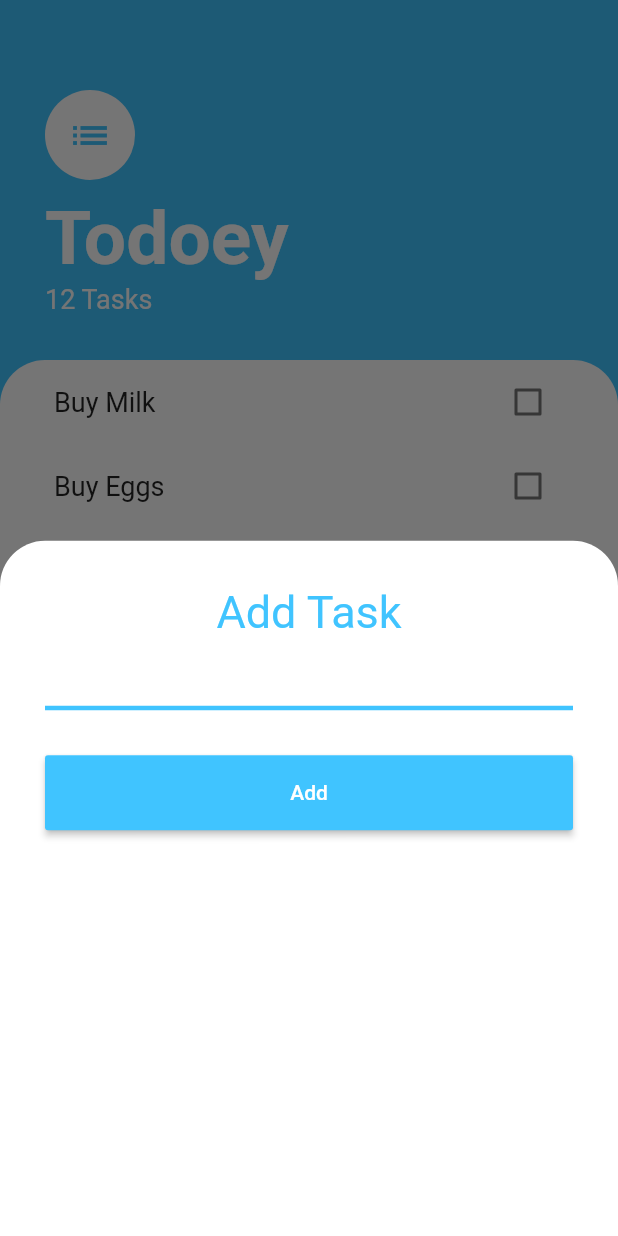
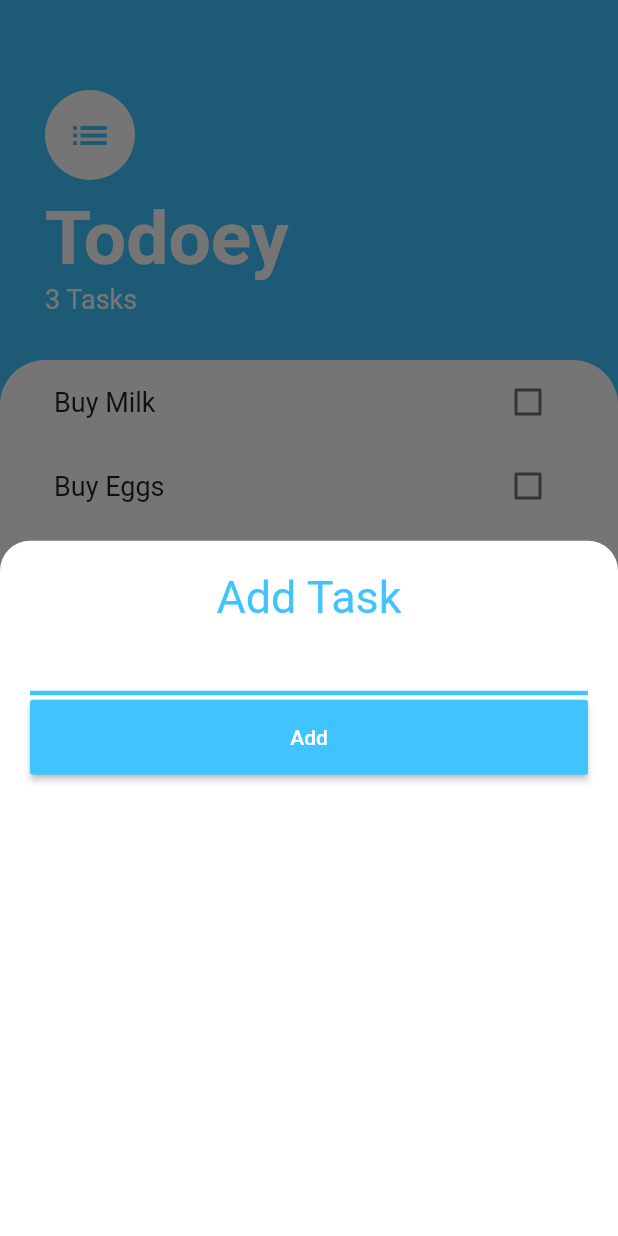
Before and after one commit to jacob1710/todoey_flutter, a Flutter app: the screen it shows after launch, after a tap on the "add" icon, on a phone screen of 412 x 824 dp. Run offline on Flutter 3.47's test engine with Material 2 defaults, Android fonts, the phone set to English and light mode, and no system bars.

Commit message:
add task adding functionality

```diff
--- a/lib/screens/add_task_screen.dart
+++ b/lib/screens/add_task_screen.dart
@@ -1,21 +1,26 @@
 import 'package:flutter/material.dart';
+import 'package:todoey_flutter/models/task.dart';
 
 class AddTaskScreen extends StatelessWidget {
 
+  final Function addTaskCallback;
+
+  AddTaskScreen(this.addTaskCallback);
+
   @override
   Widget build(BuildContext context) {
+    String newTaskTitle;
     return Container(
       color: Colors.transparent,
       child: Container(
+        padding: EdgeInsets.all(20.0),
         decoration: BoxDecoration(
           color: Colors.white,
           borderRadius: BorderRadius.only(
-            topLeft: Radius.circular(30.0),
-            topRight: Radius.circular(30.0),
+            topLeft: Radius.circular(20.0),
+            topRight: Radius.circular(20.0),
           ),
         ),
-        child: Padding(
-          padding: EdgeInsets.all(30.0),
         child: Column(
           crossAxisAlignment: CrossAxisAlignment.stretch,
           children: <Widget>[
@@ -29,6 +34,16 @@ class AddTaskScreen extends StatelessWidget {
             ),
             TextField(
               enabled: true,
+              onChanged: (newText){
+                print(newText);
+                newTaskTitle = newText;
+              },
+              onSubmitted: (finalText){
+                if (finalText != "" && finalText != null){
+                  addTaskCallback(finalText);
+                  Navigator.pop(context);
+                }
+              },
               decoration: InputDecoration(
                 fillColor: Colors.lightBlueAccent,
                 enabledBorder: UnderlineInputBorder(
@@ -39,11 +54,17 @@ class AddTaskScreen extends StatelessWidget {
                  ),
               ),
             ),
-              SizedBox(height: 30.0,),
+            SizedBox(height: 3.0),
             MaterialButton(
               onPressed: (){
                 //Add
-
+                //_textEditingController.clear();
+                //Task task = Task(name: newTaskTitle);
+                if(newTaskTitle != "" && newTaskTitle != null){
+                  addTaskCallback(newTaskTitle);
+                  print(newTaskTitle);
+                  Navigator.pop(context);
+                }
               },
               child: Text("Add",style: TextStyle(color: Colors.white),),
               color: Colors.lightBlueAccent,
@@ -52,7 +73,6 @@ class AddTaskScreen extends StatelessWidget {
           ],
         ),
       ),
-      ),
     );
   }
 }
--- a/lib/screens/tasks_screen.dart
+++ b/lib/screens/tasks_screen.dart
@@ -1,22 +1,40 @@
 import 'package:flutter/material.dart';
 import 'package:todoey_flutter/widgets/tasks_list.dart';
 import 'package:todoey_flutter/screens/add_task_screen.dart';
+import 'package:todoey_flutter/models/task.dart';
 
+class TasksScreen extends StatefulWidget {
 
-class TasksScreen extends StatelessWidget {
+  @override
+  _TasksScreenState createState() => _TasksScreenState();
+}
 
-  Widget buildBottomSheet;
+class _TasksScreenState extends State<TasksScreen> {
+  List<Task> tasks = [
+    Task(name: "Buy Milk"),
+    Task(name: "Buy Eggs"),
+    Task(name: "Buy Bread"),
+  ];
 
   @override
   Widget build(BuildContext context) {
     return Scaffold(
+      resizeToAvoidBottomInset: true,
       backgroundColor: Colors.lightBlueAccent,
       floatingActionButton: FloatingActionButton(
         backgroundColor: Colors.lightBlueAccent,
+        child: Icon(Icons.add),
         onPressed: (){
-          showModalBottomSheet(context: context, builder: (context) => AddTaskScreen());
+          showModalBottomSheet(
+            context: context,
+            builder: (context) => AddTaskScreen(
+            (newTaskTitle){
+              setState(() {
+                tasks.add(Task(name: newTaskTitle));
+              });
+            }
+          ));
         },
-        child: Icon(Icons.add),
       ),
       body: Column(
         crossAxisAlignment: CrossAxisAlignment.start,
@@ -31,7 +49,7 @@ class TasksScreen extends StatelessWidget {
                   backgroundColor: Colors.white,
                   radius: 30.0,
                 ),
-                SizedBox(height: 10.0,),
+                SizedBox(height: 10.0),
                 Text(
                   "Todoey",
                   style: TextStyle(
@@ -41,7 +59,7 @@ class TasksScreen extends StatelessWidget {
                   ),
                 ),
                 Text(
-                  "12 Tasks",
+                  "${tasks.length.toString()} Tasks",
                   style: TextStyle(color: Colors.white,fontSize: 18.0),
                 ),
               ],
@@ -51,14 +69,14 @@ class TasksScreen extends StatelessWidget {
             child: Container(
               child: Padding(
                   padding: EdgeInsets.symmetric(horizontal: 20.0),
-                  child: TasksList(),
+                  child: TasksList(tasks: tasks),
               ),
               decoration: BoxDecoration(
                 color: Colors.white,
                 borderRadius: BorderRadius.only(
                   topLeft: Radius.circular(30.0),
                   topRight: Radius.circular(30.0),
-                  )
+                ),
               ),
             ),
           ),
--- a/lib/widgets/tasks_list.dart
+++ b/lib/widgets/tasks_list.dart
@@ -4,31 +4,31 @@ import 'package:todoey_flutter/models/task.dart';
 
 class TasksList extends StatefulWidget {
 
+  final List<Task> tasks;
+
+  TasksList({this.tasks});
+
   @override
   _TasksListState createState() => _TasksListState();
 }
 
 class _TasksListState extends State<TasksList> {
-  List<Task> tasks = [
-    Task(name: "Buy Milk"),
-    Task(name: "Buy Eggs"),
-    Task(name: "Buy Bread"),
-  ];
+
   @override
   Widget build(BuildContext context) {
     return ListView.builder(
-      itemCount: tasks.length,
+      itemCount: widget.tasks.length,
       itemBuilder: (context,index){
         return TaskTile(
-          taskTitle: tasks[index].name,
-          isChecked: tasks[index].isDone,
+          taskTitle: widget.tasks[index].name,
+          isChecked: widget.tasks[index].isDone,
           checkboxCallback: (bool checkboxState){
             setState(() {
-              tasks[index].toggleDone();
+              widget.tasks[index].toggleDone();
             });
           },
         );
-      }
+      },
     );
   }
 }
```
Lines whose indentation alone changed are shown as unchanged.
